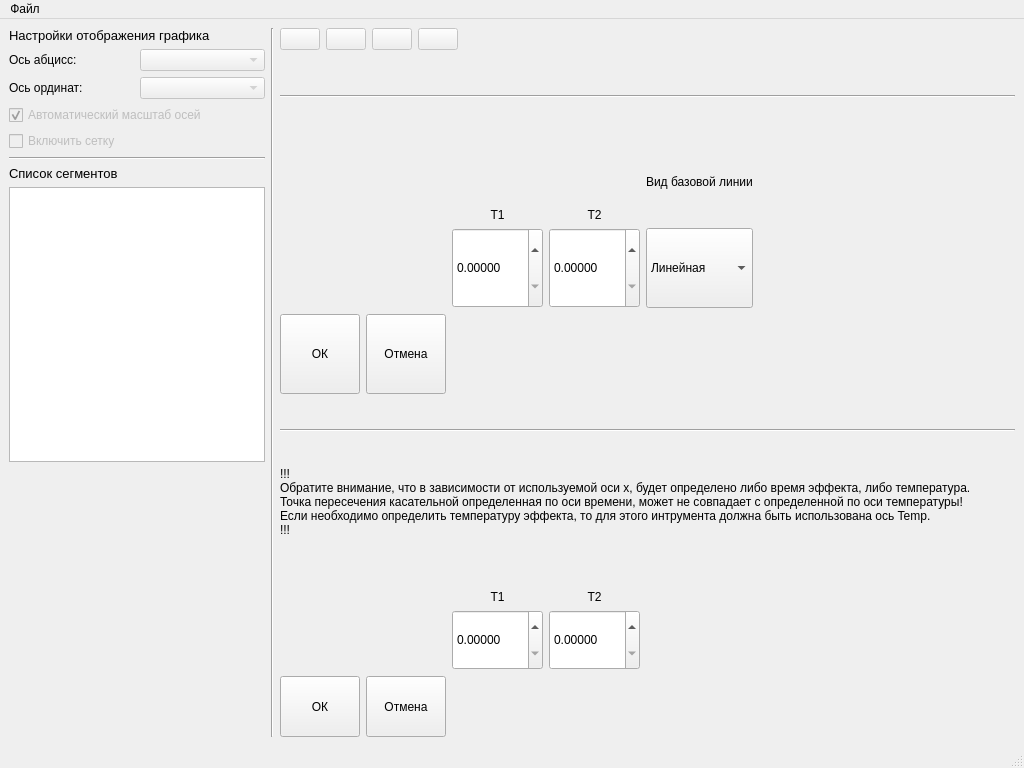
ioyurev/fusion-analysis, file MainWindow.ui: the form before one commit.
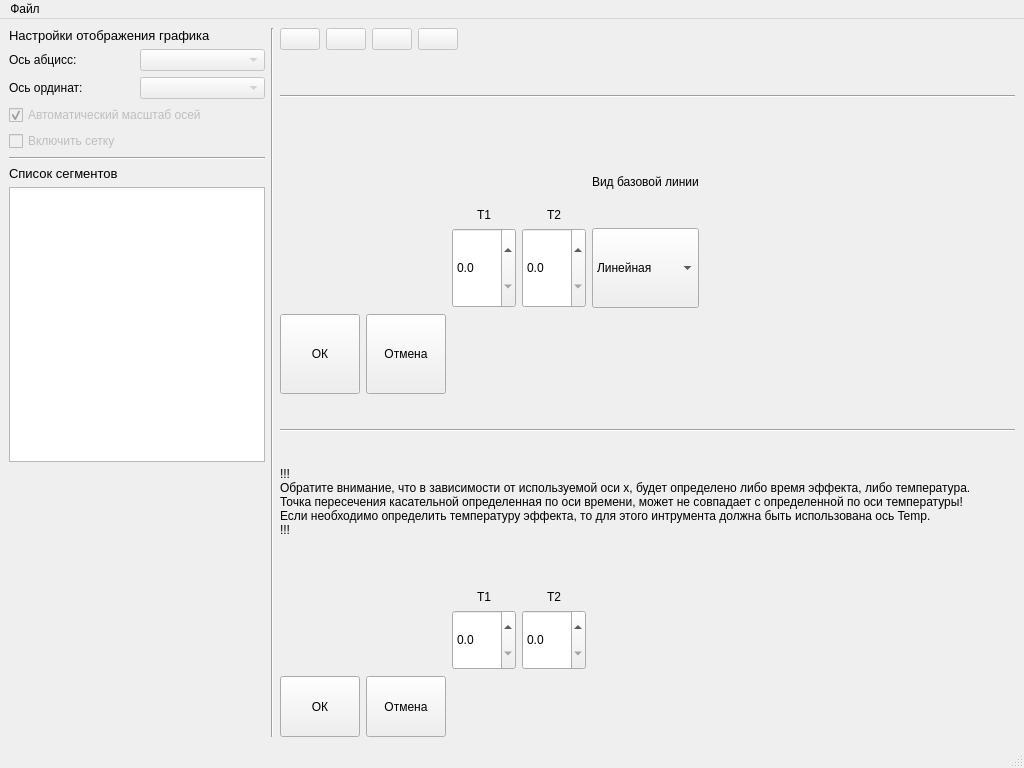
The form after the commit. Icons and pictures are not drawn.

```diff
--- a/MainWindow.ui
+++ b/MainWindow.ui
@@ -80,7 +80,7 @@
            </sizepolicy>
           </property>
           <property name="decimals">
-           <number>5</number>
+           <number>1</number>
           </property>
           <property name="maximum">
            <double>2000.000000000000000</double>
@@ -128,7 +128,7 @@
            </sizepolicy>
           </property>
           <property name="decimals">
-           <number>5</number>
+           <number>1</number>
           </property>
           <property name="maximum">
            <double>2000.000000000000000</double>
@@ -290,7 +290,7 @@
            </sizepolicy>
           </property>
           <property name="decimals">
-           <number>5</number>
+           <number>1</number>
           </property>
           <property name="maximum">
            <double>2000.000000000000000</double>
@@ -332,7 +332,7 @@
            </sizepolicy>
           </property>
           <property name="decimals">
-           <number>5</number>
+           <number>1</number>
           </property>
           <property name="maximum">
            <double>2000.000000000000000</double>
```
